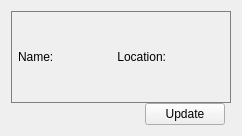
Old version of the form Code/Editor/Plugins/EditorAssetImporter/ImporterRootDisplay.ui in the repository o3de/o3de.
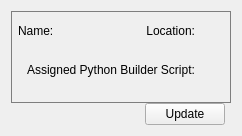
New version of the form. Icons and pictures are not drawn. Custom widgets are drawn as their Qt base class.

Commit message: Fixed assigned build script

Diff of the .ui file:
```diff
--- a/Code/Editor/Plugins/EditorAssetImporter/ImporterRootDisplay.ui
+++ b/Code/Editor/Plugins/EditorAssetImporter/ImporterRootDisplay.ui
@@ -74,7 +74,18 @@
       <property name="leftMargin">
        <number>6</number>
       </property>
-      <item row="0" column="1">
+      <item row="0" column="0">
+       <layout class="QVBoxLayout" name="HeaderVerticalLayout">
+        <item>
+         <layout class="QHBoxLayout" name="HeaderFirstRow">
+          <item>
+           <widget class="QLabel" name="nameLabel">
+            <property name="text">
+             <string>Name:</string>
+            </property>
+           </widget>
+          </item>
+          <item>
        <widget class="QLabel" name="m_filePathText">
         <property name="sizePolicy">
          <sizepolicy hsizetype="Preferred" vsizetype="Preferred">
@@ -99,43 +110,7 @@
         </property>
        </widget>
       </item>
-      <item row="0" column="3">
-       <widget class="QLabel" name="locationLabel">
-        <property name="text">
-         <string>Location:</string>
-        </property>
-        <property name="alignment">
-         <set>Qt::AlignRight|Qt::AlignTrailing|Qt::AlignVCenter</set>
-        </property>
-       </widget>
-      </item>
-      <item row="0" column="4">
-       <widget class="AzQtComponents::ElidingLabel" name="m_fullPathText">
-        <property name="sizePolicy">
-         <sizepolicy hsizetype="Expanding" vsizetype="Fixed">
-          <horstretch>0</horstretch>
-          <verstretch>0</verstretch>
-         </sizepolicy>
-        </property>
-        <property name="text">
-         <string/>
-        </property>
-        <property name="alignment">
-         <set>Qt::AlignRight|Qt::AlignTrailing|Qt::AlignVCenter</set>
-        </property>
-        <property name="margin">
-         <number>-4</number>
-        </property>
-       </widget>
-      </item>
-      <item row="0" column="0">
-       <widget class="QLabel" name="nameLabel">
-        <property name="text">
-         <string>Name:</string>
-        </property>
-       </widget>
-      </item>
-      <item row="0" column="2">
+          <item>
        <spacer name="PathAndFileSpacer">
         <property name="orientation">
          <enum>Qt::Horizontal</enum>
@@ -151,7 +126,36 @@
         </property>
        </spacer>
       </item>
-      <item row="0" column="5">
+          <item>
+           <widget class="AzQtComponents::ElidingLabel" name="m_fullPathText">
+            <property name="sizePolicy">
+             <sizepolicy hsizetype="Expanding" vsizetype="Fixed">
+              <horstretch>0</horstretch>
+              <verstretch>0</verstretch>
+             </sizepolicy>
+            </property>
+            <property name="text">
+             <string/>
+            </property>
+            <property name="alignment">
+             <set>Qt::AlignRight|Qt::AlignTrailing|Qt::AlignVCenter</set>
+            </property>
+            <property name="margin">
+             <number>-4</number>
+            </property>
+           </widget>
+          </item>
+          <item>
+           <widget class="QLabel" name="locationLabel">
+            <property name="text">
+             <string>Location:</string>
+            </property>
+            <property name="alignment">
+             <set>Qt::AlignRight|Qt::AlignTrailing|Qt::AlignVCenter</set>
+            </property>
+           </widget>
+          </item>
+          <item>
        <layout class="QVBoxLayout" name="pushButtonAlignmentBox">
         <item>
          <widget class="QPushButton" name="m_showInExplorer">
@@ -198,6 +202,55 @@
           <property name="flat">
            <bool>true</bool>
           </property>
+             </widget>
+            </item>
+           </layout>
+          </item>
+         </layout>
+        </item>
+        <item>
+          <widget class="QWidget" name="HeaderPythonBuilderLayoutWidget">
+            <layout class="QHBoxLayout" name="HeaderPythonBuilderLayout">
+              <item>
+                <widget class="QLabel" name="PythonBuilderScriptTitle">
+                  <property name="text">
+                    <string>Assigned Python Builder Script:</string>
+                  </property>
+                </widget>
+              </item>
+              <item>
+                <widget class="AzQtComponents::ElidingLabel" name="m_pythonBuilderScript">
+                  <property name="sizePolicy">
+                    <sizepolicy hsizetype="Expanding" vsizetype="Fixed">
+                      <horstretch>0</horstretch>
+                      <verstretch>0</verstretch>
+                    </sizepolicy>
+                  </property>
+                  <property name="text">
+                    <string/>
+                  </property>
+                  <property name="alignment">
+                    <set>Qt::AlignLeft|Qt::AlignVCenter</set>
+                  </property>
+                  <property name="margin">
+                    <number>-4</number>
+                  </property>
+                </widget>
+              </item>
+              <item>
+                <spacer name="HeaderPythonBuilderLayoutSpacer">
+                  <property name="orientation">
+                    <enum>Qt::Horizontal</enum>
+                  </property>
+                  <property name="sizeHint" stdset="0">
+                    <size>
+                      <width>0</width>
+                      <height>0</height>
+                    </size>
+                  </property>
+                </spacer>
+              </item>
+            </layout>
          </widget>
         </item>
        </layout>
```
Lines whose indentation alone changed are shown as unchanged. The commit also changes 3 other files.
